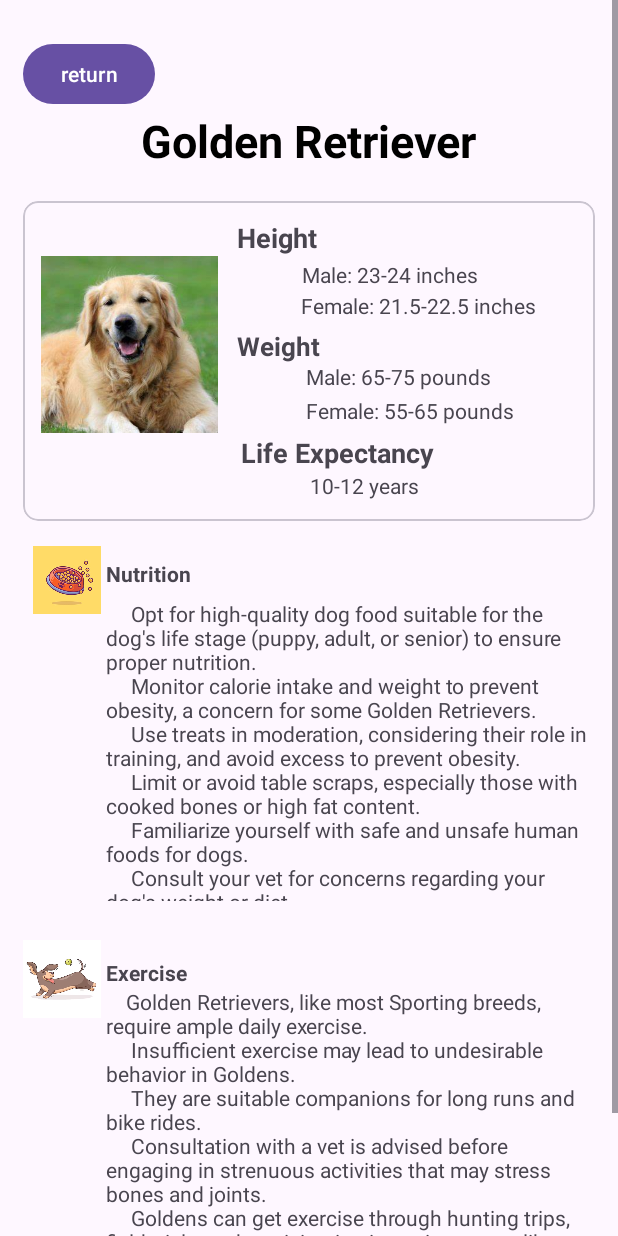
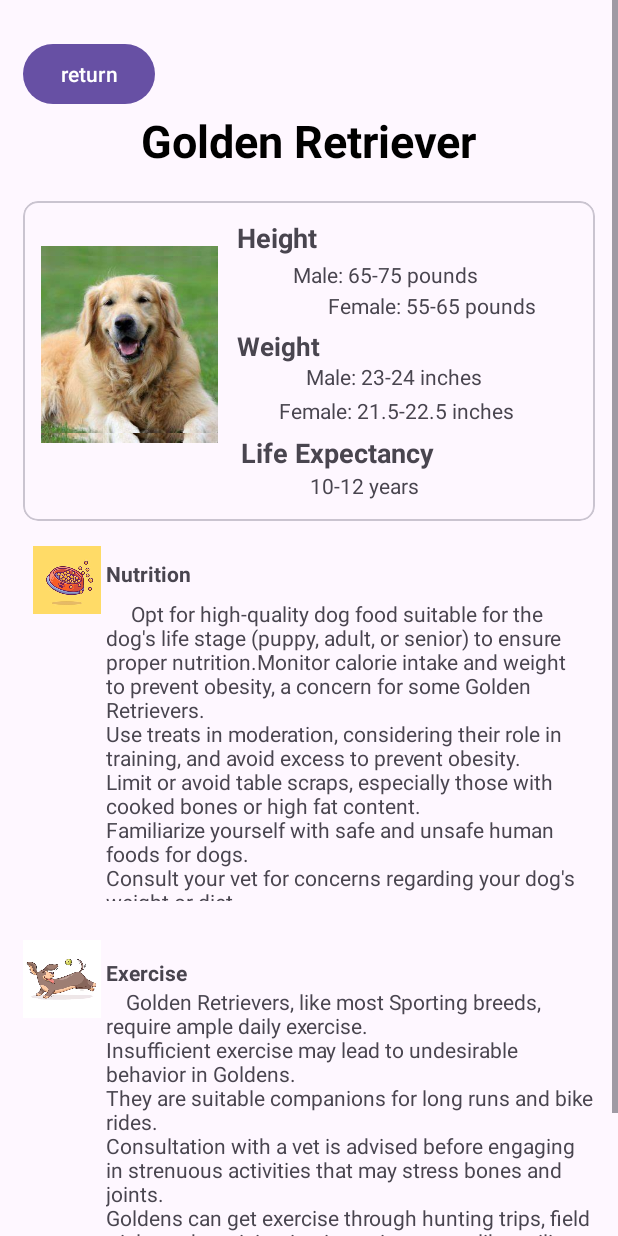
Before and after one commit to cehune/hackwestern10, an Android app: the screen it shows after launch (DogInf_2), after a tap on "Golden Retriever", on a phone screen of 412 x 824 dp. Run offline under Robolectric (Android 15) with nearby library versions, the phone set to English and light mode, and no system bars.

Commit message:
Modular dog data

```diff
--- a/app/src/main/java/com/example/hackwestern10/DogInf_1.java
+++ b/app/src/main/java/com/example/hackwestern10/DogInf_1.java
@@ -39,7 +39,7 @@ public class DogInf_1 extends AppCompatActivity {
         button1.setOnClickListener(new View.OnClickListener() {
             @Override
             public void onClick(View v) {
-                open_MainActivity2();
+                open_MainActivity2("golden_retriever");
             }
 
         });
@@ -81,9 +81,11 @@ public class DogInf_1 extends AppCompatActivity {
 
     }
 
-    public void open_MainActivity2() {
+    public void open_MainActivity2(String key) {
             Intent intent1 = new Intent(this, DogInf_2.class);
+            intent1.putExtra("breed", key);
             startActivity(intent1);
+
 
         }
 
--- a/app/src/main/java/com/example/hackwestern10/DogInf_2.java
+++ b/app/src/main/java/com/example/hackwestern10/DogInf_2.java
@@ -8,14 +8,53 @@ import android.os.Bundle;
 import android.view.MenuItem;
 import android.view.View;
 import android.widget.Button;
+import android.widget.ImageView;
+import android.widget.TextView;
+
+import com.example.hackwestern10.dog_information.DogInformationBase;
+import com.example.hackwestern10.dog_information.DogInformationSingle;
 
 public class DogInf_2 extends AppCompatActivity {
 
     Button back_button;
+    ImageView dogPicture;
+    TextView heightMale, heightFemale, weightMale, weightFemale, lifeExpectancy, nutrition, exercise;
     @Override
     protected void onCreate(Bundle savedInstanceState) {
         super.onCreate(savedInstanceState);
         setContentView(R.layout.doginf_2);
+        String breed = getIntent().getStringExtra("breed");
+        DogInformationBase dogInformationBase =  new DogInformationBase();
+
+        DogInformationSingle dog;
+        switch(breed){
+            case "golden_retriever":
+                dog = dogInformationBase.goldenRetriever;
+                break;
+            default:
+                dog = dogInformationBase.unfound;
+                break;
+        }
+
+        heightMale = findViewById(R.id.textHeightMale);
+        heightFemale = findViewById(R.id.textHeightFemale);
+        weightFemale = findViewById(R.id.textWeightFemale);
+        weightMale = findViewById(R.id.textWeightMale);
+        lifeExpectancy = findViewById(R.id.textLifeExpectancy);
+        nutrition = findViewById(R.id.nutrition);
+        exercise = findViewById(R.id.exercise);
+        dogPicture = findViewById(R.id.dogPicture);
+
+        heightMale.setText(dog.getHeight_male());
+        heightFemale.setText(dog.getHeight_female());
+        weightFemale.setText(dog.getWeight_female());
+        weightMale.setText(dog.getWeight_male());
+        lifeExpectancy.setText(dog.getLife_expectancy());
+        nutrition.setText(dog.getNutrition());
+        exercise.setText(dog.getExercise());
+        dogPicture.setBackgroundResource(dog.getPicture());
+
+
 
         back_button = findViewById(R.id.back_button);
         back_button.setOnClickListener(new View.OnClickListener() {
--- /dev/null
+++ b/app/src/main/java/com/example/hackwestern10/dog_information/DogInformationBase.java
@@ -0,0 +1,25 @@
+package com.example.hackwestern10.dog_information;
+
+
+import com.example.hackwestern10.R;
+
+public class DogInformationBase {
+    public DogInformationSingle goldenRetriever = new DogInformationSingle("Male: 23-24 inches",
+            "Female: 21.5-22.5 inches",
+            "Male: 65-75 pounds",
+            "Female: 55-65 pounds",
+            "10-12 years",
+            "     Opt for high-quality dog food suitable for the dog's life stage (puppy, adult, or senior) to ensure proper nutrition.Monitor calorie intake and weight to prevent obesity, a concern for some Golden Retrievers.\nUse treats in moderation, considering their role in training, and avoid excess to prevent obesity.\nLimit or avoid table scraps, especially those with cooked bones or high fat content.\nFamiliarize yourself with safe and unsafe human foods for dogs.\nConsult your vet for concerns regarding your dog's weight or diet.",
+            "    Golden Retrievers, like most Sporting breeds, require ample daily exercise.\nInsufficient exercise may lead to undesirable behavior in Goldens.\nThey are suitable companions for long runs and bike rides.\nConsultation with a vet is advised before engaging in strenuous activities that may stress bones and joints.\nGoldens can get exercise through hunting trips, field trials, and participation in canine sports like agility, obedience, and tracking,.",
+            R.drawable.img);
+    public DogInformationSingle unfound = new DogInformationSingle(
+            "N/A",
+            "N/A",
+            "N/A",
+            "N/A",
+            "N/A",
+            "N/A",
+            "N/A",
+            R.drawable.img);
+
+}
--- /dev/null
+++ b/app/src/main/java/com/example/hackwestern10/dog_information/DogInformationSingle.java
@@ -0,0 +1,84 @@
+package com.example.hackwestern10.dog_information;
+
+public class DogInformationSingle {
+    private String weight_male;
+    private String weight_female;
+    private String height_male;
+    private String height_female;
+    private String life_expectancy;
+    private String nutrition;
+    private int picture;
+
+    public DogInformationSingle(String weight_male, String weight_female, String height_male, String height_female, String life_expectancy, String nutrition, String exercise, int picture) {
+        this.weight_male = weight_male;
+        this.weight_female = weight_female;
+        this.height_male = height_male;
+        this.height_female = height_female;
+        this.life_expectancy = life_expectancy;
+        this.nutrition = nutrition;
+        this.exercise = exercise;
+        this.picture = picture;
+    }
+
+    public int getPicture() {
+        return picture;
+    }
+
+    private String exercise;
+
+    public String getWeight_male() {
+        return weight_male;
+    }
+
+    public void setWeight_male(String weight_male) {
+        this.weight_male = weight_male;
+    }
+
+    public String getWeight_female() {
+        return weight_female;
+    }
+
+    public void setWeight_female(String weight_female) {
+        this.weight_female = weight_female;
+    }
+
+    public String getHeight_male() {
+        return height_male;
+    }
+
+    public void setHeight_male(String height_male) {
+        this.height_male = height_male;
+    }
+
+    public String getHeight_female() {
+        return height_female;
+    }
+
+    public void setHeight_female(String height_female) {
+        this.height_female = height_female;
+    }
+
+    public String getLife_expectancy() {
+        return life_expectancy;
+    }
+
+    public void setLife_expectancy(String life_expectancy) {
+        this.life_expectancy = life_expectancy;
+    }
+
+    public String getNutrition() {
+        return nutrition;
+    }
+
+    public void setNutrition(String nutrition) {
+        this.nutrition = nutrition;
+    }
+
+    public String getExercise() {
+        return exercise;
+    }
+
+    public void setExercise(String exercise) {
+        this.exercise = exercise;
+    }
+}
--- /dev/null
+++ b/app/src/main/java/com/example/hackwestern10/dog_information/dog_information.json
@@ -0,0 +1,11 @@
+{
+    "golden_retriever": {
+        "height_male": "Male: 23-24 inches",
+        "height_female": "Female: 21.5-22.5 inches",
+        "weight_male": "Male: 65-75 pounds",
+        "weight_female": "Female: 55-65 pounds",
+        "life_expectancy": "10-12 years",
+        "nutrition": "     Opt for high-quality dog food suitable for the dog's life stage (puppy, adult, or senior) to ensure proper nutrition.Monitor calorie intake and weight to prevent obesity, a concern for some Golden Retrievers.\nUse treats in moderation, considering their role in training, and avoid excess to prevent obesity.\nLimit or avoid table scraps, especially those with cooked bones or high fat content.\nFamiliarize yourself with safe and unsafe human foods for dogs.\nConsult your vet for concerns regarding your dog's weight or diet.",
+        "exercise": "    Golden Retrievers, like most Sporting breeds, require ample daily exercise.\nInsufficient exercise may lead to undesirable behavior in Goldens.\nThey are suitable companions for long runs and bike rides.\nConsultation with a vet is advised before engaging in strenuous activities that may stress bones and joints.\nGoldens can get exercise through hunting trips, field trials, and participation in canine sports like agility, obedience, and tracking."
+    }
+}
--- a/app/src/main/res/layout/doginf_2.xml
+++ b/app/src/main/res/layout/doginf_2.xml
@@ -42,7 +42,7 @@
                 android:padding="12dp">
 
                 <ImageView
-                    android:id="@+id/imageView4"
+                    android:id="@+id/dogPicture"
                     android:layout_width="145dp"
                     android:layout_height="131dp"
                     android:layout_alignParentEnd="true"
@@ -70,7 +70,7 @@
                     android:layout_alignParentEnd="true"
                     android:layout_marginTop="27dp"
                     android:layout_marginEnd="66dp"
-                    android:text="Male: 23-24 inches" />
+                    android:text="" />
 
                 <TextView
                     android:id="@+id/textHeightFemale"
@@ -80,7 +80,7 @@
                     android:layout_alignParentEnd="true"
                     android:layout_marginTop="1dp"
                     android:layout_marginEnd="27dp"
-                    android:text="Female: 21.5-22.5 inches" />
+                    android:text="" />
 
                 <!-- Display weight information -->
 
@@ -107,7 +107,7 @@
                     android:layout_marginTop="-1dp"
                     android:layout_marginEnd="33dp"
                     android:layout_marginBottom="23dp"
-                    android:text="Male: 65-75 pounds" />
+                    android:text="" />
 
                 <TextView
                     android:id="@+id/textWeightFemale"
@@ -117,7 +117,7 @@
                     android:layout_alignParentBottom="true"
                     android:layout_marginEnd="42dp"
                     android:layout_marginBottom="52dp"
-                    android:text="Female: 55-65 pounds" />
+                    android:text="" />
 
                 <!-- Display life expectancy information -->
 
@@ -167,19 +167,14 @@
             app:srcCompat="@drawable/img_1" />
 
         <TextView
-            android:id="@+id/textView"
+            android:id="@+id/nutrition"
             android:layout_width="wrap_content"
             android:layout_height="201dp"
             android:layout_marginLeft="55dp"
 
             android:layout_marginTop="-10dp"
             android:gravity="right|fill_horizontal"
-            android:text="     Opt for high-quality dog food suitable for the dog's life stage (puppy, adult, or senior) to ensure proper nutrition.\n
-    Monitor calorie intake and weight to prevent obesity, a concern for some Golden Retrievers.\n
-    Use treats in moderation, considering their role in training, and avoid excess to prevent obesity.\n
-    Limit or avoid table scraps, especially those with cooked bones or high fat content.\n
-    Familiarize yourself with safe and unsafe human foods for dogs.\n
-    Consult your vet for concerns regarding your dog's weight or diet." />
+            android:text="" />
 
         <ImageView
             android:id="@+id/imageView5"
@@ -188,7 +183,7 @@
             app:srcCompat="@drawable/img_2" />
 
         <TextView
-            android:id="@+id/textView2"
+            android:id="@+id/exerciseTitle"
             android:layout_width="match_parent"
             android:layout_height="wrap_content"
             android:text="Exercise"
@@ -199,17 +194,13 @@
             />
 
         <TextView
-            android:id="@+id/textView4"
+            android:id="@+id/exercise"
             android:layout_width="wrap_content"
             android:layout_height="wrap_content"
             android:layout_marginLeft="55dp"
             android:layout_marginTop="0dp"
 
-            android:text="    Golden Retrievers, like most Sporting breeds, require ample daily exercise.\n
-    Insufficient exercise may lead to undesirable behavior in Goldens.\n
-    They are suitable companions for long runs and bike rides.\n
-    Consultation with a vet is advised before engaging in strenuous activities that may stress bones and joints.\n
-    Goldens can get exercise through hunting trips, field trials, and participation in canine sports like agility, obedience, and tracking." />
+            android:text="" />
 
 
 
```
